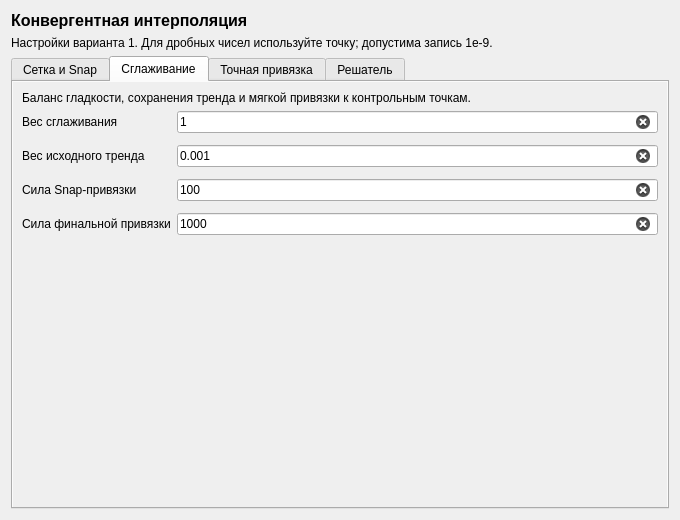
The window that Form.ui (canonical1223/ConIntStandalone) describes before a commit, drawn with Qt 5.
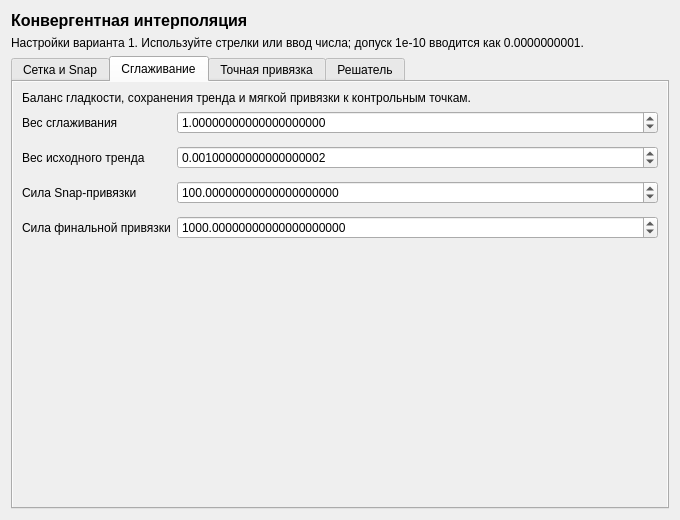
The same window after the commit. The open tabs and pages were chosen to show the change.

Diff of the .ui file:
```diff
--- a/Form.ui
+++ b/Form.ui
@@ -30,7 +30,7 @@
    <item>
     <widget class="QLabel" name="hintLabel">
      <property name="text">
-      <string>Настройки варианта 1. Для дробных чисел используйте точку; допустима запись 1e-9.</string>
+      <string>Настройки варианта 1. Используйте стрелки или ввод числа; допуск 1e-10 вводится как 0.0000000001.</string>
      </property>
      <property name="wordWrap">
       <bool>true</bool>
@@ -368,25 +368,34 @@
               </widget>
              </item>
              <item row="0" column="1">
-              <widget class="QLineEdit" name="smoothness">
+              <widget class="QDoubleSpinBox" name="smoothness">
                <property name="minimumSize">
                 <size>
                  <width>170</width>
                  <height>0</height>
                 </size>
                </property>
-               <property name="text">
-                <string>1</string>
-               </property>
-               <property name="clearButtonEnabled">
-                <bool>true</bool>
-               </property>
                <property name="accessibleName">
                 <string>Вес сглаживания</string>
                </property>
                <property name="toolTip">
                 <string>Штраф за кривизну поверхности. Ноль отключает сглаживание.</string>
                </property>
+               <property name="decimals">
+                <number>20</number>
+               </property>
+               <property name="minimum">
+                <double>0</double>
+               </property>
+               <property name="maximum">
+                <double>1.7976931348623157e+308</double>
+               </property>
+               <property name="singleStep">
+                <double>0.1</double>
+               </property>
+               <property name="value">
+                <double>1</double>
+               </property>
               </widget>
              </item>
              <item row="1" column="0">
@@ -400,25 +409,34 @@
               </widget>
              </item>
              <item row="1" column="1">
-              <widget class="QLineEdit" name="priorWeight">
+              <widget class="QDoubleSpinBox" name="priorWeight">
                <property name="minimumSize">
                 <size>
                  <width>170</width>
                  <height>0</height>
                 </size>
                </property>
-               <property name="text">
-                <string>0.001</string>
-               </property>
-               <property name="clearButtonEnabled">
-                <bool>true</bool>
-               </property>
                <property name="accessibleName">
                 <string>Вес исходного тренда</string>
                </property>
                <property name="toolTip">
                 <string>Сохранение поверхности предыдущего уровня. Строго положительный вес необходим для устойчивого решения.</string>
                </property>
+               <property name="decimals">
+                <number>20</number>
+               </property>
+               <property name="minimum">
+                <double>0</double>
+               </property>
+               <property name="maximum">
+                <double>1.7976931348623157e+308</double>
+               </property>
+               <property name="singleStep">
+                <double>0.001</double>
+               </property>
+               <property name="value">
+                <double>0.001</double>
+               </property>
               </widget>
              </item>
              <item row="2" column="0">
@@ -432,25 +450,34 @@
               </widget>
              </item>
              <item row="2" column="1">
-              <widget class="QLineEdit" name="snapStrength">
+              <widget class="QDoubleSpinBox" name="snapStrength">
                <property name="minimumSize">
                 <size>
                  <width>170</width>
                  <height>0</height>
                 </size>
                </property>
-               <property name="text">
-                <string>100</string>
-               </property>
-               <property name="clearButtonEnabled">
-                <bool>true</bool>
-               </property>
                <property name="accessibleName">
                 <string>Сила Snap-привязки</string>
                </property>
                <property name="toolTip">
                 <string>Сила мягкой привязки узлов к значениям, перенесенным по Тейлору. Ноль отключает штраф.</string>
                </property>
+               <property name="decimals">
+                <number>20</number>
+               </property>
+               <property name="minimum">
+                <double>0</double>
+               </property>
+               <property name="maximum">
+                <double>1.7976931348623157e+308</double>
+               </property>
+               <property name="singleStep">
+                <double>1</double>
+               </property>
+               <property name="value">
+                <double>100</double>
+               </property>
               </widget>
              </item>
              <item row="3" column="0">
@@ -464,25 +491,34 @@
               </widget>
              </item>
              <item row="3" column="1">
-              <widget class="QLineEdit" name="finalPointStrength">
+              <widget class="QDoubleSpinBox" name="finalPointStrength">
                <property name="minimumSize">
                 <size>
                  <width>170</width>
                  <height>0</height>
                 </size>
                </property>
-               <property name="text">
-                <string>1000</string>
-               </property>
-               <property name="clearButtonEnabled">
-                <bool>true</bool>
-               </property>
                <property name="accessibleName">
                 <string>Сила финальной привязки</string>
                </property>
                <property name="toolTip">
                 <string>Мягкая привязка к контрольным точкам только на конечной сетке; ноль отключает штраф.</string>
                </property>
+               <property name="decimals">
+                <number>20</number>
+               </property>
+               <property name="minimum">
+                <double>0</double>
+               </property>
+               <property name="maximum">
+                <double>1.7976931348623157e+308</double>
+               </property>
+               <property name="singleStep">
+                <double>10</double>
+               </property>
+               <property name="value">
+                <double>1000</double>
+               </property>
               </widget>
              </item>
             </layout>
```
Left out of the diff: 195 changed lines with no effect on the pictures.
